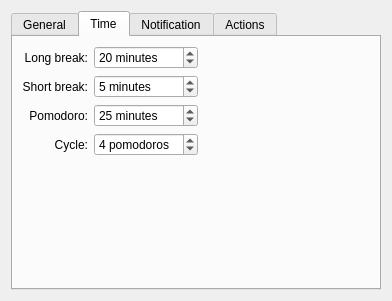
Qt form contents/ui/config.ui (arthurtaborda/Tomatoid) before a commit.
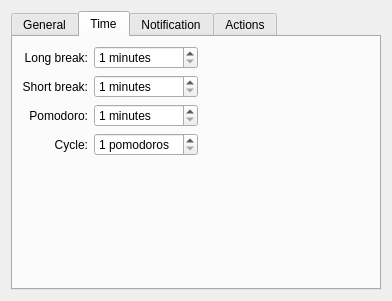
The same form after that commit. The open tabs and pages were chosen to show the change. Custom widgets are drawn as their Qt base class.

```diff
--- a/contents/ui/config.ui
+++ b/contents/ui/config.ui
@@ -282,9 +282,6 @@
            <property name="maximum">
             <number>10</number>
            </property>
-           <property name="value">
-            <number>4</number>
-           </property>
           </widget>
          </item>
          <item row="2" column="0">
@@ -321,9 +318,6 @@
            <property name="maximum">
             <number>60</number>
            </property>
-           <property name="value">
-            <number>25</number>
-           </property>
           </widget>
          </item>
          <item row="1" column="1">
@@ -337,9 +331,6 @@
            <property name="maximum">
             <number>60</number>
            </property>
-           <property name="value">
-            <number>5</number>
-           </property>
           </widget>
          </item>
          <item row="3" column="0">
@@ -363,9 +354,6 @@
            <property name="maximum">
             <number>60</number>
            </property>
-           <property name="value">
-            <number>20</number>
-           </property>
           </widget>
          </item>
          <item row="0" column="0">
```
Left out of the diff: 3 changed lines with no effect on the pictures.
